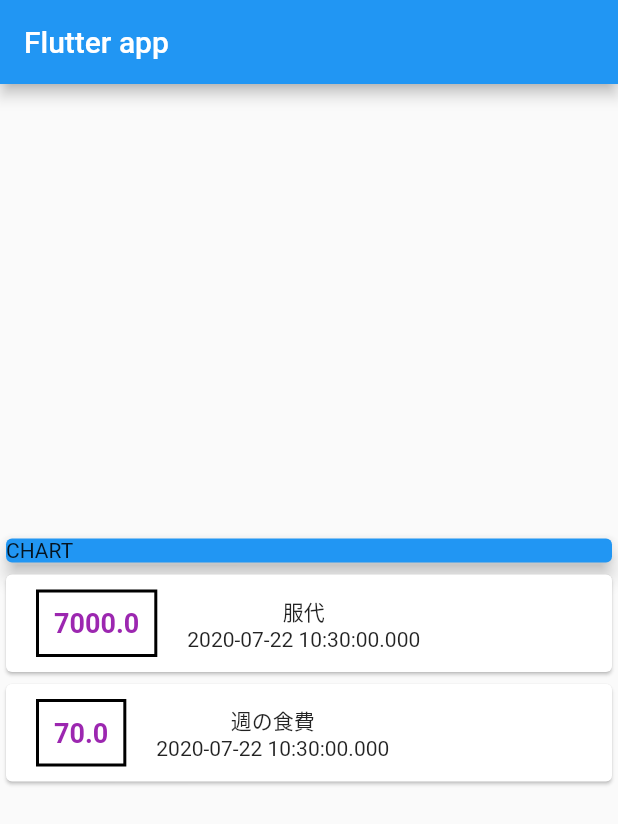
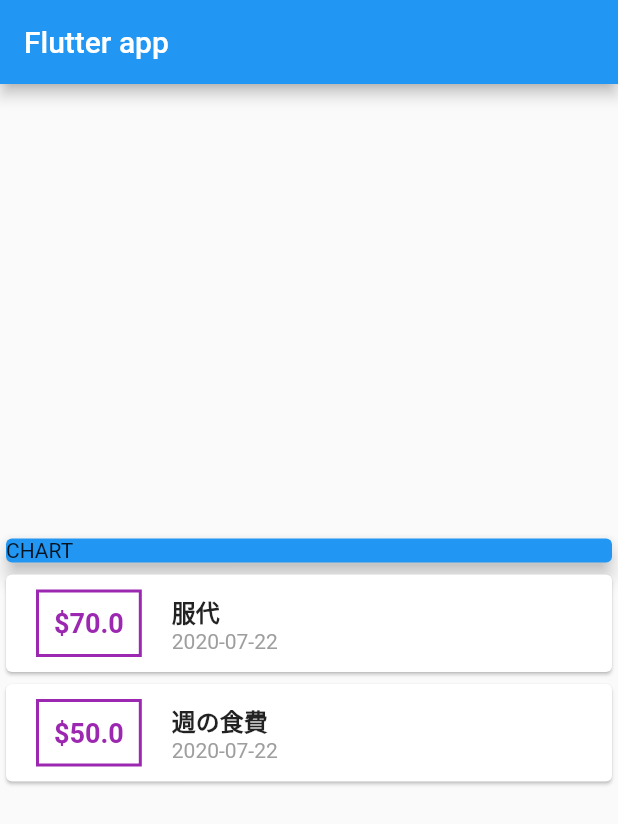
Before and after one commit to YuikoIto/Household, a Flutter app: the screen it shows after launch, on a phone screen of 412 x 824 dp. Shown: the top 824 px of the screen. Run offline on Flutter 3.47's test engine with Material 2 defaults, Android fonts, the phone set to English and light mode, and no system bars.

Commit message:
install intl.dart

```diff
--- a/lib/main.dart
+++ b/lib/main.dart
@@ -1,4 +1,5 @@
 import 'package:flutter/material.dart';
+import 'package:intl/intl.dart';
 
 import './transaction.dart';
 
@@ -21,13 +22,13 @@ class MyHomePage extends StatelessWidget {
     Transaction(
       id: 't1',
       title: '服代',
-      amount: 7000,
+      amount: 70,
       date: DateTime.now(),
     ),
     Transaction(
       id: 't2',
       title: '週の食費',
-      amount: 70,
+      amount: 50,
       date: DateTime.now(),
     ),
   ];
@@ -63,13 +64,13 @@ class MyHomePage extends StatelessWidget {
                       ),
                       decoration: BoxDecoration(
                         border: Border.all(
-                          color: Colors.black,
+                          color: Colors.purple,
                           width: 2,
                         ),
                       ),
                       padding: EdgeInsets.all(10),
                       child: Text(
-                        tx.amount.toString(),
+                        '\$${tx.amount}'.toString(),
                         style: TextStyle(
                           fontWeight: FontWeight.bold,
                           fontSize: 18,
@@ -78,10 +79,20 @@ class MyHomePage extends StatelessWidget {
                       ),
                     ),
                     Column(
+                      crossAxisAlignment: CrossAxisAlignment.start,
                       children: <Widget>[
-                        Text(tx.title),
                         Text(
-                          tx.date.toString(),
+                          tx.title,
+                          style: TextStyle(
+                            fontSize: 16,
+                            fontWeight: FontWeight.bold,
+                          ),
+                        ),
+                        Text(
+                          DateFormat('yyyy-MM-dd').format(tx.date),
+                          style: TextStyle(
+                            color: Colors.grey,
+                          ),
                         ),
                       ],
                     )
```
Also changed, not shown: pubspec.yaml (+1 -54 lines), pubspec.lock.
